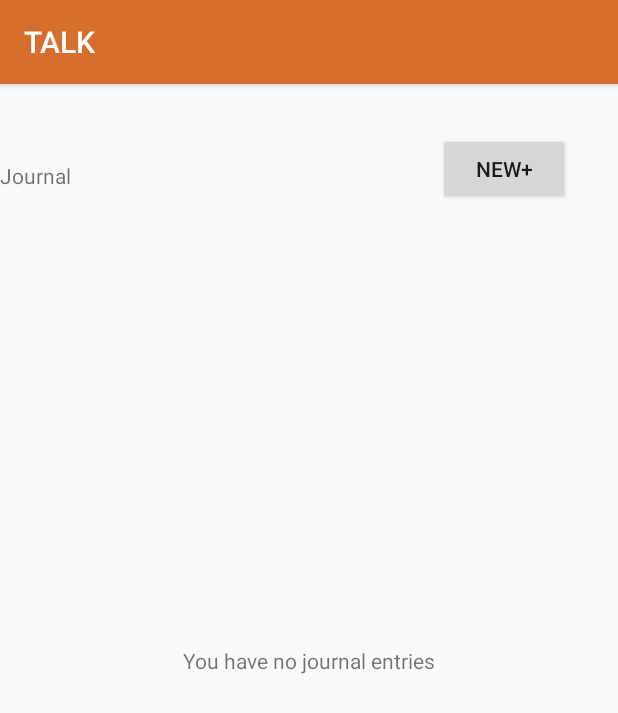
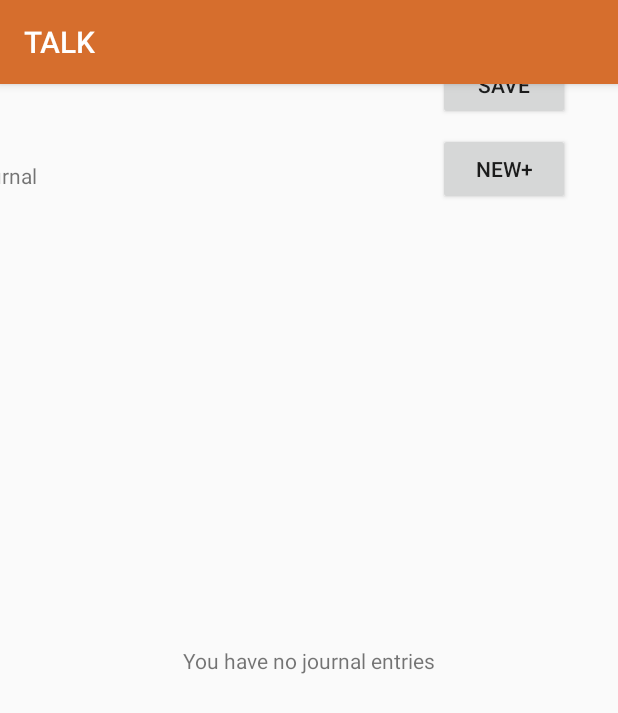
Before and after one commit to Maktm/TALK, an Android app: the JournalActivity screen opened directly, with no data from a screen before it, on a phone screen of 412 x 824 dp. Shown: the top 713 px of the screen. Run offline under Robolectric (Android 15) with nearby library versions, the phone set to English and light mode, and no system bars.

Commit message:
Hi
I made an attempt

```diff
--- a/app/src/main/java/com/computerscience/talk/JournalActivity.java
+++ b/app/src/main/java/com/computerscience/talk/JournalActivity.java
@@ -2,7 +2,9 @@ package com.computerscience.talk;
 
 import androidx.appcompat.app.AppCompatActivity;
 
+import android.content.Intent;
 import android.os.Bundle;
+import android.view.View;
 
 public class JournalActivity extends AppCompatActivity {
 
@@ -11,4 +13,23 @@ public class JournalActivity extends AppCompatActivity {
         super.onCreate(savedInstanceState);
         setContentView(R.layout.activity_journal);
     }
+
+    public void makeEntry(View view)
+    {
+        //Does stuff to make the entry
+    }
+
+    public void saveEntry(View view)
+    {
+        /**There was an attempt.
+         * This is code for when the charlotte-resources branch merges w the database branch:
+         * date =
+         * text = "Dear diary..."; (Take the text as input for the function, ideally
+         * title = "Hello World"; (Also take this as input)
+         *
+         * Journal journal = new Journal(date, text, title);
+         * JournalDao journalDao = database.journalDao;
+         * journalDao.insert(journal);
+         */
+    }
 }
--- a/app/src/main/res/layout/activity_journal.xml
+++ b/app/src/main/res/layout/activity_journal.xml
@@ -16,7 +16,22 @@
         app:layout_constraintBottom_toTopOf="@+id/textView3"
         app:layout_constraintEnd_toEndOf="parent"
         app:layout_constraintTop_toTopOf="parent"
-        app:layout_constraintVertical_bias="0.1" />
+        app:layout_constraintVertical_bias="0.1"
+        android:onClick="makeEntry"/>
+
+    <Button
+        android:id="@+id/saveEntry"
+        android:layout_width="wrap_content"
+        android:layout_height="wrap_content"
+        android:layout_marginEnd="32dp"
+        android:layout_marginRight="32dp"
+        android:text="Save"
+        app:layout_constraintBottom_toTopOf="parent"
+        app:layout_constraintEnd_toEndOf="parent"
+        app:layout_constraintTop_toTopOf="parent"
+        app:layout_constraintVertical_bias="0"
+        app:layout_constraintHorizontal_bias="0"
+        android:onClick="saveEntry"/>
 
     <TextView
         android:id="@+id/textView2"
@@ -24,7 +39,7 @@
         android:layout_height="wrap_content"
         android:text="Journal"
         app:layout_constraintBottom_toTopOf="@+id/textView3"
-        app:layout_constraintEnd_toStartOf="@+id/button4"
+        app:layout_constraintEnd_toStartOf="parent"
         app:layout_constraintHorizontal_bias="0.144"
         app:layout_constraintStart_toStartOf="parent"
         app:layout_constraintTop_toTopOf="parent"
```
